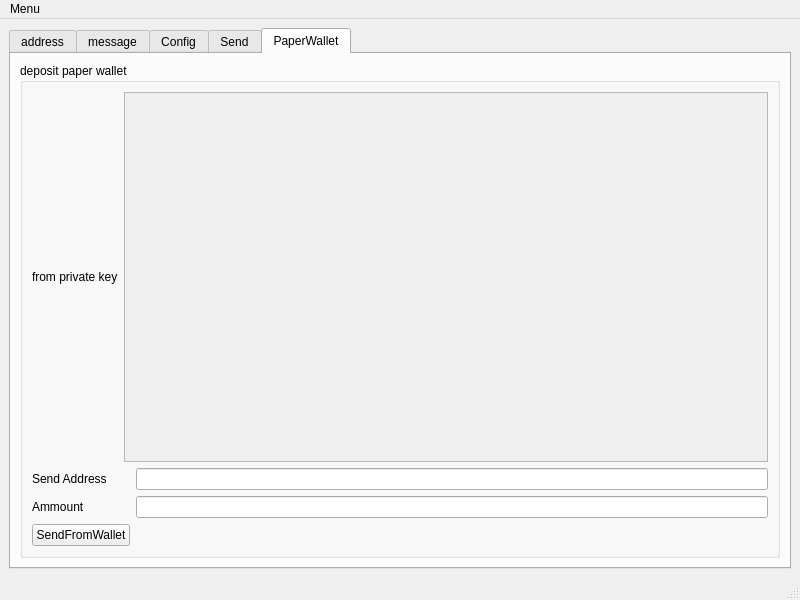
The window that lite/mainwindow.ui (netpipe/Ethereum-QWallet) describes before a commit, drawn with Qt 5.
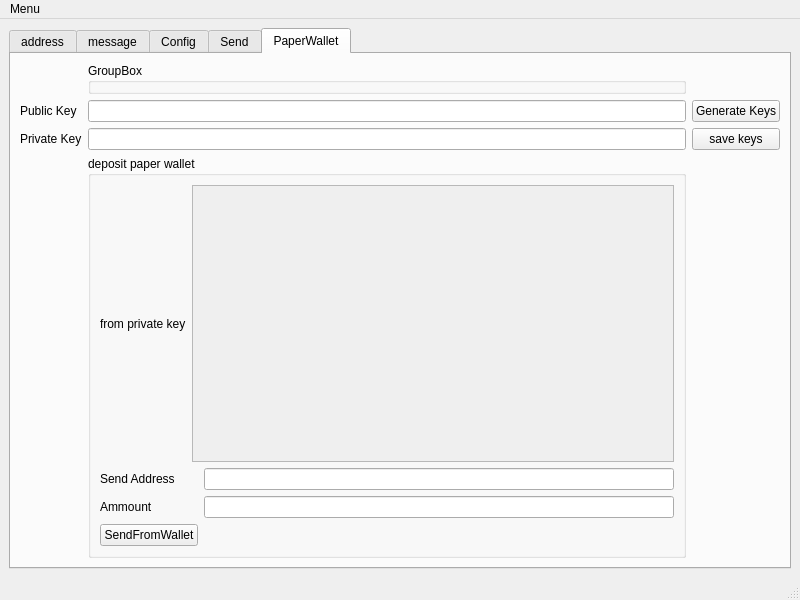
The same window after the commit. The open tabs and pages were chosen to show the change.

```diff
--- a/lite/mainwindow.ui
+++ b/lite/mainwindow.ui
@@ -15,7 +15,7 @@
   </property>
   <widget class="QWidget" name="centralwidget">
    <layout class="QGridLayout" name="gridLayout_2">
-    <item row="0" column="0">
+    <item row="0" column="1">
      <widget class="QTabWidget" name="tabWidget">
       <property name="currentIndex">
        <number>0</number>
@@ -404,7 +404,48 @@
         <string>PaperWallet</string>
        </attribute>
        <layout class="QGridLayout" name="gridLayout_8">
-        <item row="0" column="0">
+        <item row="2" column="1">
+         <widget class="QLineEdit" name="paperprivatekey_2"/>
+        </item>
+        <item row="1" column="2">
+         <widget class="QPushButton" name="papergenera">
+          <property name="text">
+           <string>Generate Keys</string>
+          </property>
+         </widget>
+        </item>
+        <item row="1" column="0">
+         <widget class="QLabel" name="label_2">
+          <property name="text">
+           <string>Public Key</string>
+          </property>
+         </widget>
+        </item>
+        <item row="0" column="1">
+         <widget class="QGroupBox" name="groupBox_4">
+          <property name="title">
+           <string>GroupBox</string>
+          </property>
+         </widget>
+        </item>
+        <item row="2" column="2">
+         <widget class="QPushButton" name="pushButton_2">
+          <property name="text">
+           <string>save keys</string>
+          </property>
+         </widget>
+        </item>
+        <item row="1" column="1">
+         <widget class="QLineEdit" name="paperpublickey"/>
+        </item>
+        <item row="2" column="0">
+         <widget class="QLabel" name="label_11">
+          <property name="text">
+           <string>Private Key</string>
+          </property>
+         </widget>
+        </item>
+        <item row="4" column="1">
          <widget class="QGroupBox" name="groupBox_3">
           <property name="title">
            <string>deposit paper wallet</string>
```
Left out of the diff: 4 changed lines with no effect on the pictures.
